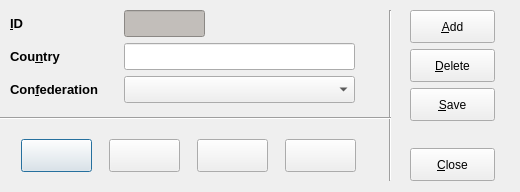
Qt form code/pyqt/gui/country_setup.ui (soccermetrics/marcotti-desktop) before a commit.
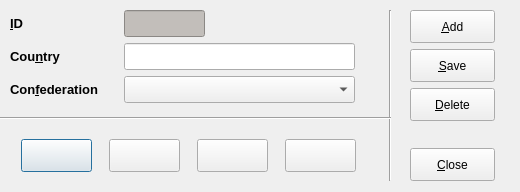
The same form after that commit. Icons and pictures are not drawn.

Commit message: Corrected tool-tip on Save button in UIs (Closed #95)

```diff
--- a/code/pyqt/gui/country_setup.ui
+++ b/code/pyqt/gui/country_setup.ui
@@ -320,7 +320,7 @@
     </item>
    </layout>
   </widget>
-  <widget class="QWidget" name="">
+  <widget class="QWidget" name="layoutWidget">
    <property name="geometry">
     <rect>
      <x>410</x>
@@ -356,32 +356,6 @@
       </property>
      </widget>
     </item>
-    <item>
-     <widget class="QPushButton" name="deleteEntry">
-      <property name="minimumSize">
-       <size>
-        <width>85</width>
-        <height>33</height>
-       </size>
-      </property>
-      <property name="maximumSize">
-       <size>
-        <width>85</width>
-        <height>33</height>
-       </size>
-      </property>
-      <property name="toolTip">
-       <string>Delete Entry</string>
-      </property>
-      <property name="text">
-       <string>&amp;Delete</string>
-      </property>
-      <property name="icon">
-       <iconset resource="fmrd_resources.qrc">
-        <normaloff>:/images/delete.png</normaloff>:/images/delete.png</iconset>
-      </property>
-     </widget>
-    </item>
     <item>
      <widget class="QPushButton" name="saveEntry">
       <property name="minimumSize">
@@ -408,6 +382,32 @@
       </property>
      </widget>
     </item>
+    <item>
+     <widget class="QPushButton" name="deleteEntry">
+      <property name="minimumSize">
+       <size>
+        <width>85</width>
+        <height>33</height>
+       </size>
+      </property>
+      <property name="maximumSize">
+       <size>
+        <width>85</width>
+        <height>33</height>
+       </size>
+      </property>
+      <property name="toolTip">
+       <string>Delete Entry</string>
+      </property>
+      <property name="text">
+       <string>&amp;Delete</string>
+      </property>
+      <property name="icon">
+       <iconset resource="fmrd_resources.qrc">
+        <normaloff>:/images/delete.png</normaloff>:/images/delete.png</iconset>
+      </property>
+     </widget>
+    </item>
     <item>
      <spacer name="verticalSpacer">
       <property name="orientation">
```
Left out of the diff: 2 changed lines with no effect on the pictures. The commit also changes 63 other files.
